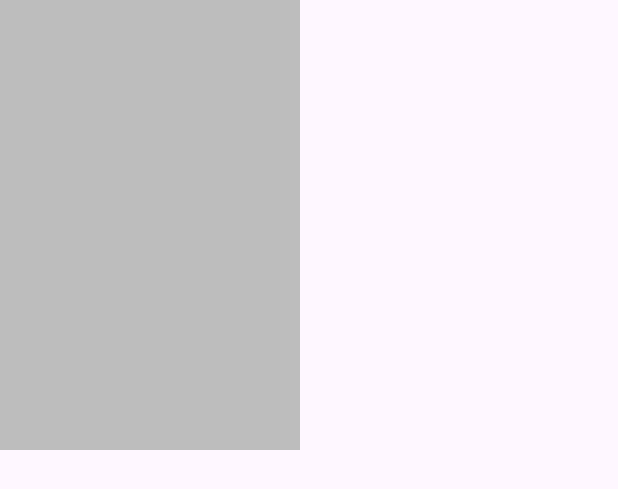
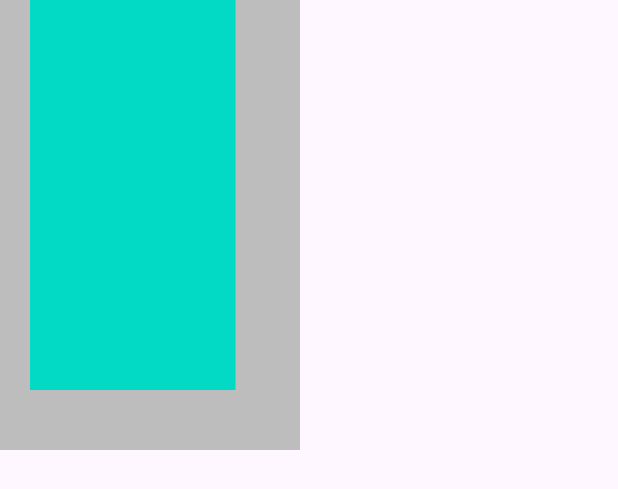
Before and after one commit to Tequhella/M2TmdbApp2025, an Android app: the layout sample_score_gauge_view.xml on its own in the app's theme, with its tools: preview values and no code run, on a phone screen of 412 x 824 dp. Shown: the top 489 px of the screen. Run offline under Robolectric (Android 15) with nearby library versions, the phone set to English and light mode, and no system bars.

```diff
--- a/app/src/main/java/com/example/m2tmdbapp2025/ScoreGaugeView.kt
+++ b/app/src/main/java/com/example/m2tmdbapp2025/ScoreGaugeView.kt
@@ -1,10 +1,12 @@
 package com.example.m2tmdbapp2025
 
 import android.content.Context
+import android.graphics.Canvas
 import android.graphics.Color
 import android.graphics.Paint
 import android.graphics.Typeface
 import android.util.AttributeSet
+import android.util.Log
 import android.view.View
 import kotlin.math.abs
 import kotlin.math.min
@@ -37,7 +39,7 @@ class ScoreGaugeView @JvmOverloads constructor(
     init {
         val typedArray = context.obtainStyledAttributes(attrs, R.styleable.ScoreGaugeView)
         scoreMax = typedArray.getFloat(R.styleable.ScoreGaugeView_scoreMax, 100f)
-        scoreValue = typedArray.getFloat(R.styleable.ScoreGaugeView_scoreValue, 75f)
+        scoreValue = typedArray.getFloat(R.styleable.ScoreGaugeView_scoreValue, 50f)
         scoreLabel = typedArray.getString(R.styleable.ScoreGaugeView_scoreLabel)
         if (scoreLabel == null) scoreLabel = if (isInEditMode) context.getString(R.string.no_label) else ""
         scoreColor = typedArray.getColor(R.styleable.ScoreGaugeView_scoreColor, Color.GREEN)
@@ -74,4 +76,60 @@ class ScoreGaugeView @JvmOverloads constructor(
         }
     }
 
+    override fun onSizeChanged(w: Int, h: Int, oldw: Int, oldh: Int) {
+        super.onSizeChanged(w, h, oldw, oldh)
+        Log.d(LOGTAG,"onSizeChanged($w,$h,$oldw,$oldh)")
+    }
+
+    override fun onDraw(canvas: Canvas) {
+        super.onDraw(canvas)
+
+        val percent = if (scoreMax > 0) scoreValue / scoreMax else 0f
+        // Draw gauge main rectangle
+        paint.style= Paint.Style.FILL
+        paint.color=scoreColor
+        canvas.drawRect(
+            paddingLeft.toFloat(),
+            paddingTop.toFloat(),
+            (width- paddingRight) * percent,
+            height.toFloat() - paddingBottom,
+            paint)
+
+    }
+
 }
+
+
+
+/*
+ * --- JAVA Style way of implementing constructors ---
+ *
+class ScoreGaugeView : View {
+
+    constructor(context: Context) : super(context) {
+        init(null, 0)
+    }
+
+    constructor(context: Context, attrs: AttributeSet) : super(context, attrs) {
+        init(attrs, 0)
+    }
+
+    constructor(context: Context, attrs: AttributeSet, defStyle: Int) : super(
+        context,
+        attrs,
+        defStyle
+    ) {
+        init(attrs, defStyle)
+    }
+
+    fun init (attrs: AttributeSet?, defStyle: Int) {
+        val typedArray =
+            context.obtainStyledAttributes(attrs, R.styleable.ScoreGaugeView, defStyle, 0)
+        scoreMax = typedArray.getInt(R.styleable.ScoreGaugeView_scoreMax, 100)
+        scoreValue = typedArray.getFloat(R.styleable.ScoreGaugeView_scoreValue, 0f)
+        scoreLabel = typedArray.getString(R.styleable.ScoreGaugeView_scoreLabel).toString()
+        scoreColor = typedArray.getColor(R.styleable.ScoreGaugeView_scoreColor, 0)
+        typedArray.recycle()
+
+    }
+*/
--- a/app/src/main/res/layout/sample_score_gauge_view.xml
+++ b/app/src/main/res/layout/sample_score_gauge_view.xml
@@ -4,7 +4,7 @@
     android:layout_height="match_parent">
 
     <com.example.m2tmdbapp2025.ScoreGaugeView
-        style="@style/Widget.Theme.M2TmdbApp2025.MyView"
+        style="@style/Widget.Theme.M2TmdbApp2025.ScoreGaugeView"
         android:layout_width="200dp"
         android:layout_height="300dp"
         android:paddingLeft="20dp"
--- a/app/src/main/res/values/styles.xml
+++ b/app/src/main/res/values/styles.xml
@@ -1,6 +1,6 @@
 <resources>
 
-    <style name="Widget.Theme.M2TmdbApp2025.MyView" parent="">
+    <style name="Widget.Theme.M2TmdbApp2025.ScoreGaugeView" parent="">
         <item name="android:background">@color/gray_400</item>
         <item name="scoreColor">@color/light_blue_400</item>
     </style>
```
